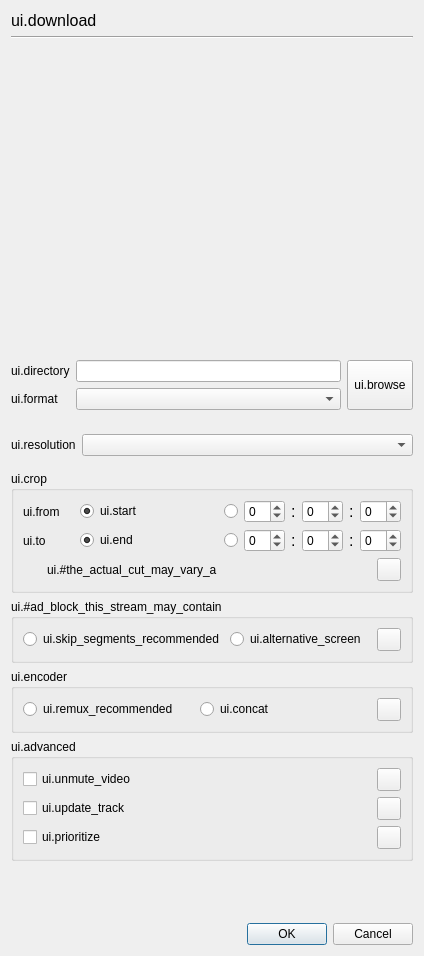
Above: resources/ui/downloadMenu.ui from MacroVoid/TwitchLink before the change. Below: the same form after it.
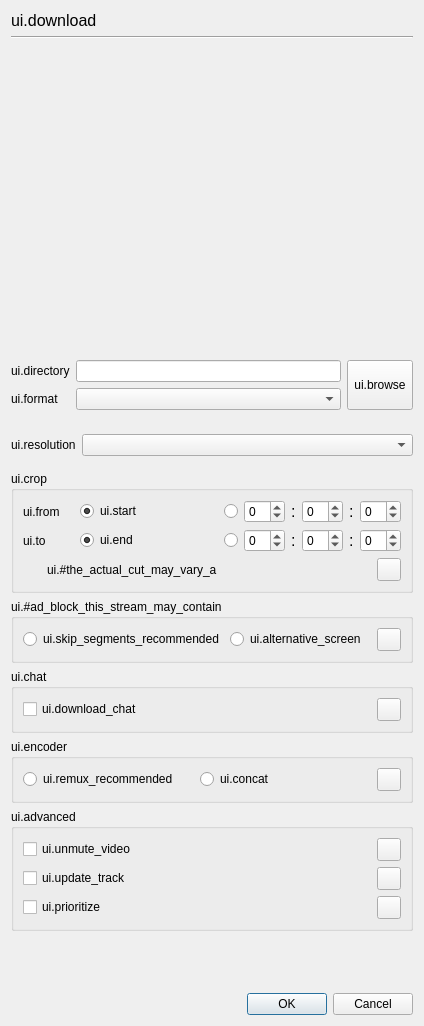
That is the form after the change. Icons and pictures are not drawn.

Commit message: Add Fail-Safe Chat Recovery system

The edit to the form file:
```diff
--- a/resources/ui/downloadMenu.ui
+++ b/resources/ui/downloadMenu.ui
@@ -681,6 +681,33 @@
         </layout>
        </widget>
       </item>
+      <item>
+       <widget class="QGroupBox" name="chatArea">
+        <property name="title">
+         <string>ui.chat</string>
+        </property>
+        <layout class="QHBoxLayout" name="chatAreaLayout">
+         <item>
+          <widget class="QCheckBox" name="downloadChatCheckBox">
+           <property name="text">
+            <string>ui.download_chat</string>
+           </property>
+          </widget>
+         </item>
+         <item>
+          <widget class="QToolButton" name="downloadChatInfo">
+           <property name="toolTip">
+            <string>ui.help</string>
+           </property>
+           <property name="icon">
+            <iconset>
+             <normaloff>../icons/light/help.svg</normaloff>../icons/light/help.svg</iconset>
+           </property>
+          </widget>
+         </item>
+        </layout>
+       </widget>
+      </item>
       <item>
        <widget class="QGroupBox" name="encoderArea">
         <property name="title">
```
The commit also changes 19 other files.
